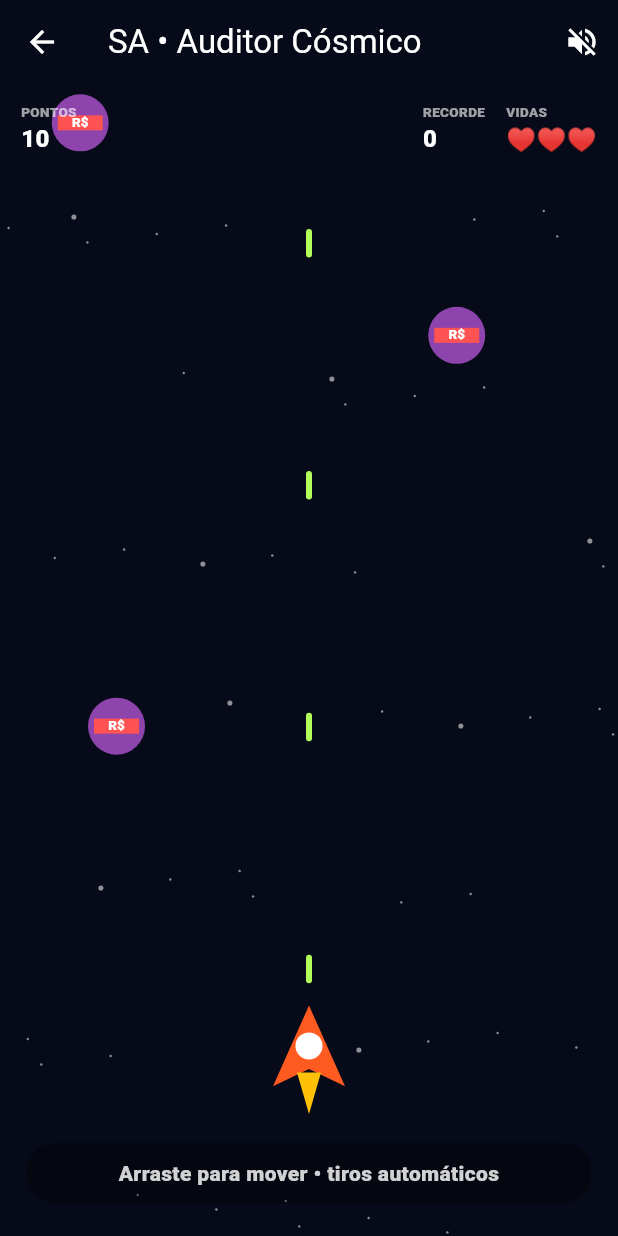
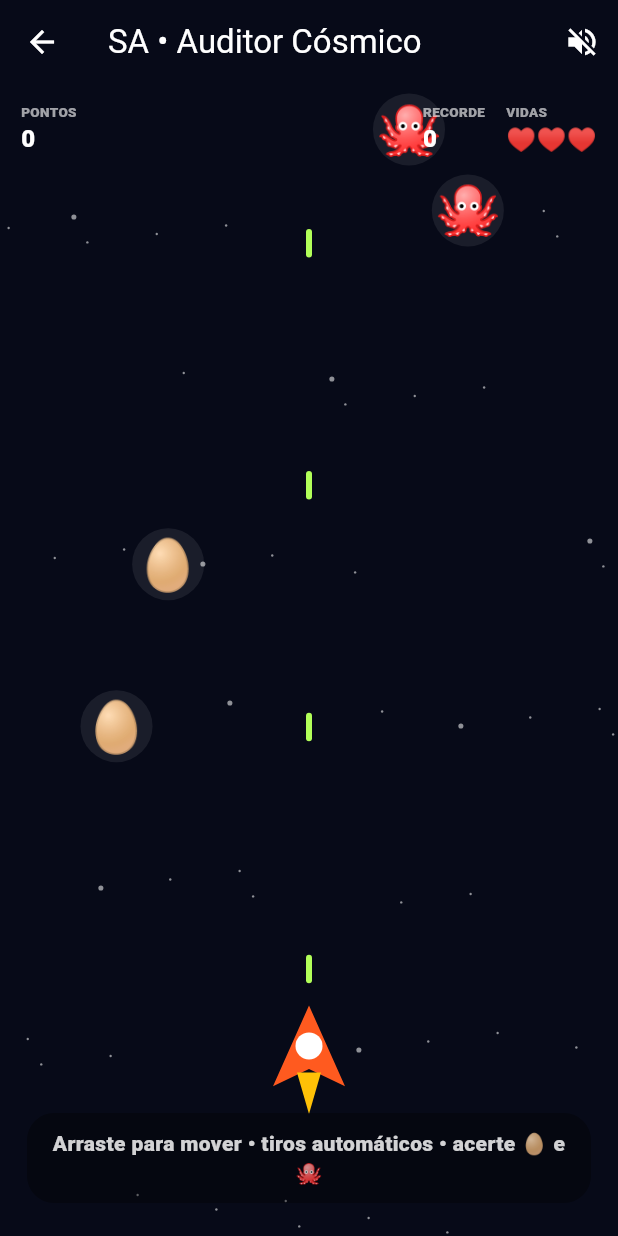
Before and after one commit to greskgja2-pixel/shopee-login-test, a Flutter app: the SaArcadePage screen opened directly with empty values, after a tap on the "volume up" icon, on a phone screen of 412 x 824 dp. Run offline on Flutter 3.47's test engine with Material 3 defaults, Android fonts, the phone set to English and light mode, and no system bars; our stand-ins replace audioplayers, pdf, shared_preferences, webview_flutter; accounts and stored records are empty.

Commit message:
feat: adiciona ovos e lulas aos alvos do minigame

```diff
--- a/super_anuncio/lib/minigame_page.dart
+++ b/super_anuncio/lib/minigame_page.dart
@@ -60,7 +60,12 @@ class _SaArcadePageState extends State<SaArcadePage> {
     if (tick % 15 == 0) _shootAuto();
 
     if (tick % 44 == 0) {
-      enemies.add(_ArcadeEnemy(x: .08 + rng.nextDouble() * .84, y: -.06, speed: .0024 + rng.nextDouble() * .0022));
+      enemies.add(_ArcadeEnemy(
+        x: .08 + rng.nextDouble() * .84,
+        y: -.06,
+        speed: .0024 + rng.nextDouble() * .0022,
+        emoji: rng.nextBool() ? '🥚' : '🐙',
+      ));
     }
 
     for (final b in bullets) {
@@ -107,7 +112,6 @@ class _SaArcadePageState extends State<SaArcadePage> {
   void _shootAuto() {
     if (gameOver) return;
     bullets.add(_ArcadeBullet(x: shipX, y: .82));
-    // Mantém o efeito presente sem transformar a rajada automática em ruído contínuo.
     if (!muted && tick % 30 == 0) audio.shot();
   }
 
@@ -197,7 +201,7 @@ class _SaArcadePageState extends State<SaArcadePage> {
                 child: Container(
                   padding: const EdgeInsets.symmetric(horizontal: 14, vertical: 10),
                   decoration: BoxDecoration(color: Colors.black.withOpacity(.35), borderRadius: BorderRadius.circular(18)),
-                  child: Text('Arraste para mover • tiros automáticos', textAlign: TextAlign.center, style: TextStyle(color: Colors.white.withOpacity(.82), fontWeight: FontWeight.w800)),
+                  child: Text('Arraste para mover • tiros automáticos • acerte 🥚 e 🐙', textAlign: TextAlign.center, style: TextStyle(color: Colors.white.withOpacity(.82), fontWeight: FontWeight.w800)),
                 ),
               ),
               if (gameOver)
@@ -254,8 +258,9 @@ class _ArcadeEnemy {
   double x;
   double y;
   final double speed;
+  final String emoji;
   final double seed = math.Random().nextDouble() * 1000;
-  _ArcadeEnemy({required this.x, required this.y, required this.speed});
+  _ArcadeEnemy({required this.x, required this.y, required this.speed, required this.emoji});
 }
 
 class _ArcadePainter extends CustomPainter {
@@ -298,10 +303,10 @@ class _ArcadePainter extends CustomPainter {
 
     for (final e in enemies) {
       final center = Offset(e.x * size.width, e.y * size.height);
-      canvas.drawCircle(center, 19, Paint()..color = const Color(0xFF8E44AD));
-      canvas.drawRect(Rect.fromCenter(center: center, width: 30, height: 10), Paint()..color = Colors.redAccent);
+      final glow = Paint()..color = Colors.white.withOpacity(.08);
+      canvas.drawCircle(center, 24, glow);
       final tp = TextPainter(
-        text: const TextSpan(text: r'R$', style: TextStyle(color: Colors.white, fontSize: 9, fontWeight: FontWeight.w900)),
+        text: TextSpan(text: e.emoji, style: const TextStyle(fontSize: 34)),
         textDirection: TextDirection.ltr,
       )..layout();
       tp.paint(canvas, center - Offset(tp.width / 2, tp.height / 2));
```
